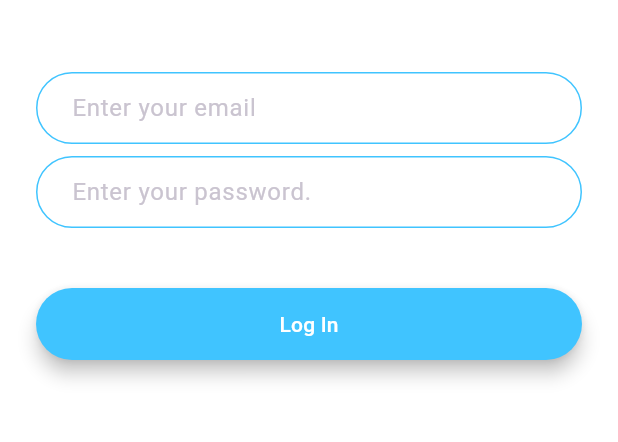
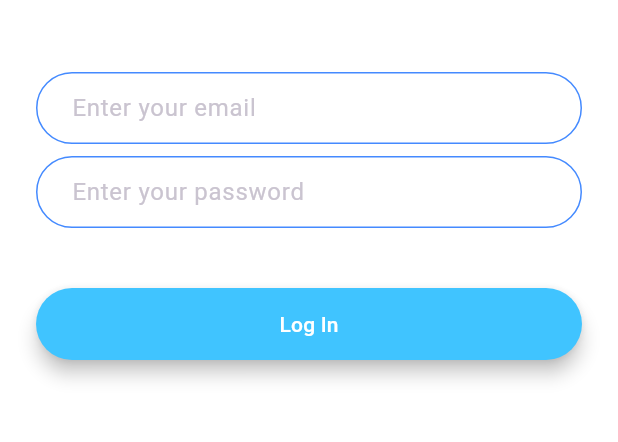
Before and after one commit to samuketema/FlashChat-App, a Flutter app: the LoginScreen screen opened by its route, on a phone screen of 412 x 824 dp, the part 576-1018 px from its top. Run offline on Flutter 3.47's test engine with Material 3 defaults, Android fonts, the phone set to English and light mode, and no system bars; our stand-ins replace animated_text_kit, firebase_core; accounts and stored records are empty.

```diff
--- a/lib/screens/login_screen.dart
+++ b/lib/screens/login_screen.dart
@@ -1,4 +1,8 @@
 import 'package:flutter/material.dart';
+import 'package:mychat/constants.dart';
+import 'package:mychat/screens/chat_screen.dart';
+import 'package:mychat/screens/welcome_screen.dart';
+import 'package:mychat/Components/roundedbutton.dart';
 
 class LoginScreen extends StatefulWidget {
   static String id = 'loginScreen';
@@ -18,7 +22,7 @@ class _LoginScreenState extends State<LoginScreen> {
           crossAxisAlignment: CrossAxisAlignment.stretch,
           children: <Widget>[
             Hero(
-              tag:'logo',
+              tag: 'logo',
               child: Container(
                 height: 200.0,
                 child: Image.asset('images/logo.png'),
@@ -31,24 +35,7 @@ class _LoginScreenState extends State<LoginScreen> {
               onChanged: (value) {
                 //Do something with the user input.
               },
-              decoration: InputDecoration(
-                hintText: 'Enter your email',
-                contentPadding:
-                    EdgeInsets.symmetric(vertical: 10.0, horizontal: 20.0),
-                border: OutlineInputBorder(
-                  borderRadius: BorderRadius.all(Radius.circular(32.0)),
-                ),
-                enabledBorder: OutlineInputBorder(
-                  borderSide:
-                      BorderSide(color: Colors.lightBlueAccent, width: 1.0),
-                  borderRadius: BorderRadius.all(Radius.circular(32.0)),
-                ),
-                focusedBorder: OutlineInputBorder(
-                  borderSide:
-                      BorderSide(color: Colors.lightBlueAccent, width: 2.0),
-                  borderRadius: BorderRadius.all(Radius.circular(32.0)),
-                ),
-              ),
+              decoration: kTextFieldDecoration.copyWith(hintText: 'Enter your email')
             ),
             SizedBox(
               height: 8.0,
@@ -57,46 +44,18 @@ class _LoginScreenState extends State<LoginScreen> {
               onChanged: (value) {
                 //Do something with the user input.
               },
-              decoration: InputDecoration(
-                hintText: 'Enter your password.',
-                contentPadding:
-                    EdgeInsets.symmetric(vertical: 10.0, horizontal: 20.0),
-                border: OutlineInputBorder(
-                  borderRadius: BorderRadius.all(Radius.circular(32.0)),
-                ),
-                enabledBorder: OutlineInputBorder(
-                  borderSide:
-                      BorderSide(color: Colors.lightBlueAccent, width: 1.0),
-                  borderRadius: BorderRadius.all(Radius.circular(32.0)),
-                ),
-                focusedBorder: OutlineInputBorder(
-                  borderSide:
-                      BorderSide(color: Colors.lightBlueAccent, width: 2.0),
-                  borderRadius: BorderRadius.all(Radius.circular(32.0)),
-                ),
-              ),
+              decoration: kTextFieldDecoration.copyWith(hintText: 'Enter your password')
             ),
             SizedBox(
               height: 24.0,
             ),
-            Padding(
-              padding: EdgeInsets.symmetric(vertical: 16.0),
-              child: Material(
-                color: Colors.lightBlueAccent,
-                borderRadius: BorderRadius.all(Radius.circular(30.0)),
-                elevation: 5.0,
-                child: MaterialButton(
-                  onPressed: () {
-                    //Implement login functionality.
-                  },
-                  minWidth: 200.0,
-                  height: 42.0,
-                  child: Text(
-                    'Log In',
-                  ),
-                ),
-              ),
-            ),
+            RoundedButton(
+              color: Colors.lightBlueAccent,
+              onPressed: () {
+                Navigator.pushNamed(context, ChatScreen.id);
+              },
+              title: 'Log In',
+            )
           ],
         ),
       ),
```
Also changed, not shown: lib/screens/registration_screen.dart (+12 -50 lines), lib/screens/welcome_screen.dart (+42 -34 lines), 6 other files.
